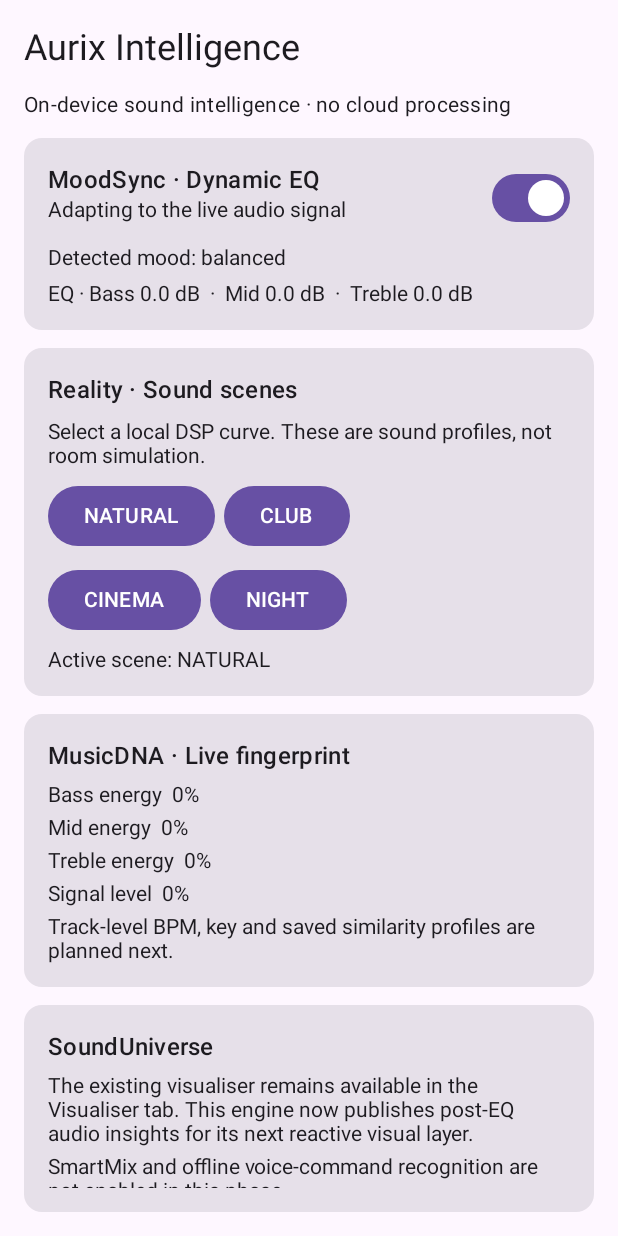
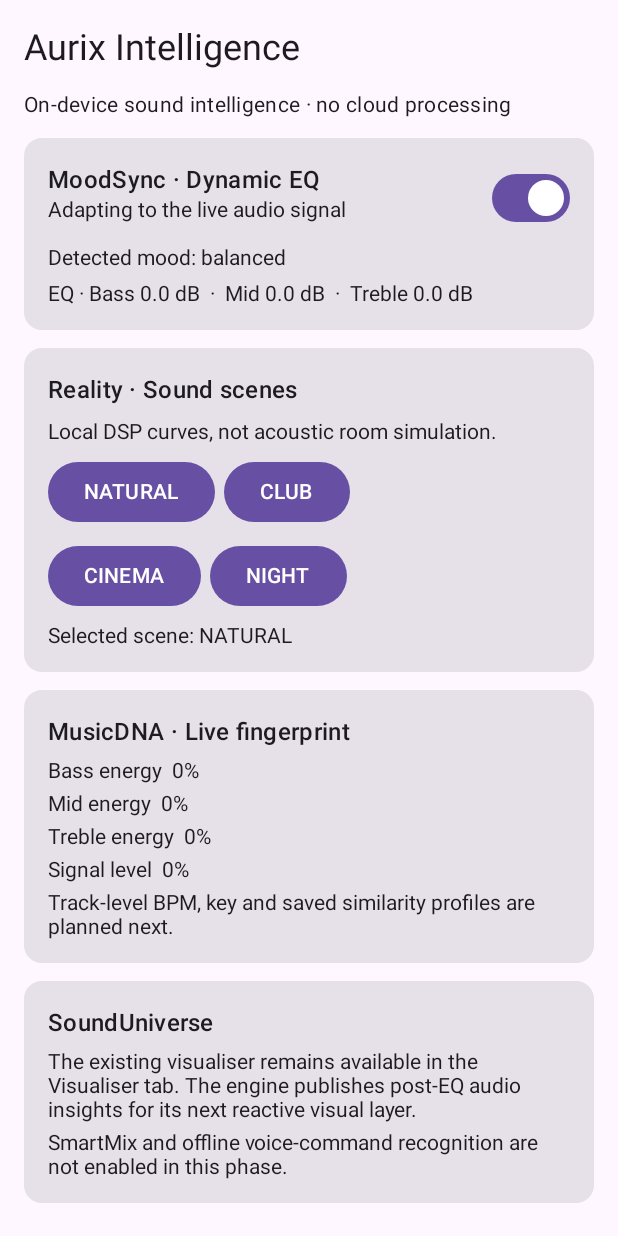
Before and after one commit to anandkaithwas/resonance, an Android app built with Jetpack Compose: the composable AurixIntelligenceScreen shown on its own in the app's theme, on a phone screen of 412 x 824 dp. Run offline under Robolectric (Android 15) with nearby library versions, the phone set to English and light mode, and no system bars; 8 statements that could not run were skipped.

Commit message:
fix(ui): keep intelligence controls responsive while playback is paused

```diff
--- a/app/src/main/java/dev/resonance/app/ui/AurixIntelligenceScreen.kt
+++ b/app/src/main/java/dev/resonance/app/ui/AurixIntelligenceScreen.kt
@@ -14,6 +14,9 @@ import androidx.compose.material3.Text
 import androidx.compose.runtime.Composable
 import androidx.compose.runtime.collectAsState
 import androidx.compose.runtime.getValue
+import androidx.compose.runtime.mutableStateOf
+import androidx.compose.runtime.remember
+import androidx.compose.runtime.setValue
 import androidx.compose.ui.Modifier
 import androidx.compose.ui.unit.dp
 import dev.resonance.app.intelligence.SoundReality
@@ -24,6 +27,8 @@ import java.util.Locale
 fun AurixIntelligenceScreen() {
     val engine = ResonanceVisualizerTap.intelligence
     val insight by ResonanceVisualizerTap.insight.collectAsState()
+    var eqEnabled by remember { mutableStateOf(engine.enabled) }
+    var selectedScene by remember { mutableStateOf(engine.reality) }
     Column(
         modifier = Modifier.fillMaxSize().padding(16.dp),
         verticalArrangement = Arrangement.spacedBy(12.dp)
@@ -35,9 +40,12 @@ fun AurixIntelligenceScreen() {
                 Row(Modifier.fillMaxWidth(), horizontalArrangement = Arrangement.SpaceBetween) {
                     Column {
                         Text("MoodSync · Dynamic EQ", style = MaterialTheme.typography.titleMedium)
-                        Text(if (engine.enabled) "Adapting to the live audio signal" else "DSP bypassed")
+                        Text(if (eqEnabled) "Adapting to the live audio signal" else "DSP bypassed")
                     }
-                    Switch(checked = engine.enabled, onCheckedChange = { engine.enabled = it })
+                    Switch(checked = eqEnabled, onCheckedChange = {
+                        eqEnabled = it
+                        engine.enabled = it
+                    })
                 }
                 Text("Detected mood: ${insight.mood.name.lowercase().replace('_', ' ')}")
                 Text("EQ · Bass ${String.format(Locale.US, "%.1f", insight.gainsDb[0])} dB  ·  Mid ${String.format(Locale.US, "%.1f", insight.gainsDb[1])} dB  ·  Treble ${String.format(Locale.US, "%.1f", insight.gainsDb[2])} dB")
@@ -46,18 +54,18 @@ fun AurixIntelligenceScreen() {
         Card(Modifier.fillMaxWidth()) {
             Column(Modifier.padding(16.dp), verticalArrangement = Arrangement.spacedBy(8.dp)) {
                 Text("Reality · Sound scenes", style = MaterialTheme.typography.titleMedium)
-                Text("Select a local DSP curve. These are sound profiles, not room simulation.")
+                Text("Local DSP curves, not acoustic room simulation.")
                 Row(horizontalArrangement = Arrangement.spacedBy(6.dp)) {
                     SoundReality.entries.take(2).forEach { scene ->
-                        Button(onClick = { engine.reality = scene }) { Text(scene.name) }
+                        Button(onClick = { selectedScene = scene; engine.reality = scene }) { Text(scene.name) }
                     }
                 }
                 Row(horizontalArrangement = Arrangement.spacedBy(6.dp)) {
                     SoundReality.entries.drop(2).forEach { scene ->
-                        Button(onClick = { engine.reality = scene }) { Text(scene.name) }
+                        Button(onClick = { selectedScene = scene; engine.reality = scene }) { Text(scene.name) }
                     }
                 }
-                Text("Active scene: ${insight.scene.name}")
+                Text("Selected scene: ${selectedScene.name}")
             }
         }
         Card(Modifier.fillMaxWidth()) {
@@ -73,7 +81,7 @@ fun AurixIntelligenceScreen() {
         Card(Modifier.fillMaxWidth()) {
             Column(Modifier.padding(16.dp), verticalArrangement = Arrangement.spacedBy(6.dp)) {
                 Text("SoundUniverse", style = MaterialTheme.typography.titleMedium)
-                Text("The existing visualiser remains available in the Visualiser tab. This engine now publishes post-EQ audio insights for its next reactive visual layer.")
+                Text("The existing visualiser remains available in the Visualiser tab. The engine publishes post-EQ audio insights for its next reactive visual layer.")
                 Text("SmartMix and offline voice-command recognition are not enabled in this phase.")
             }
         }
```
